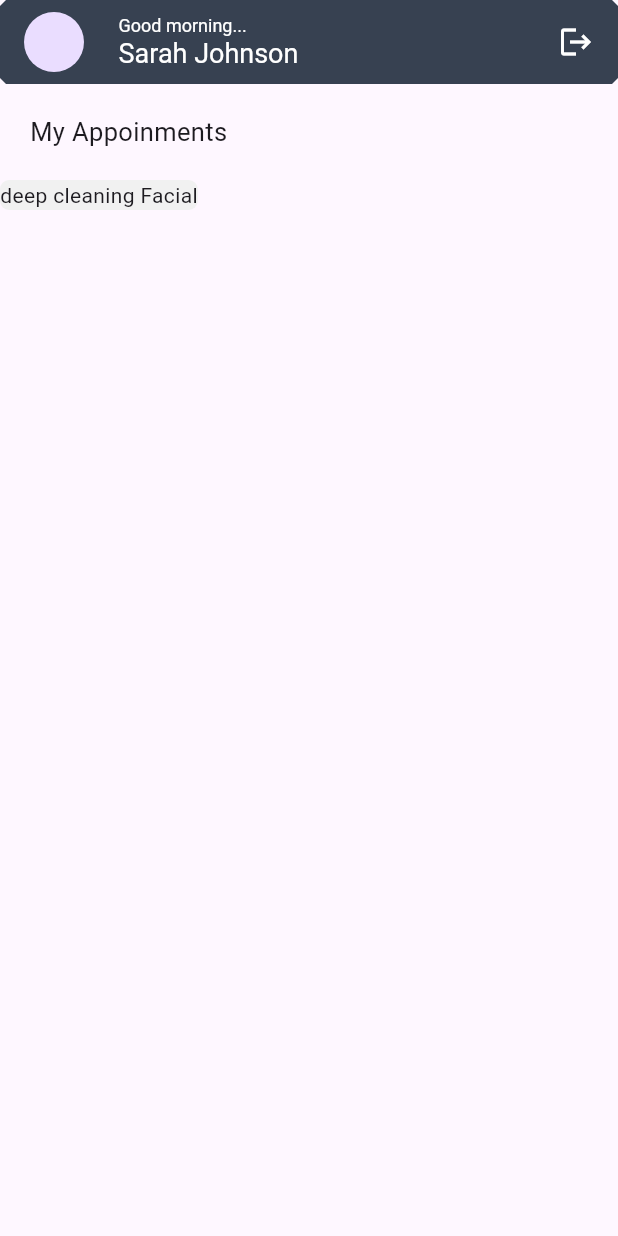
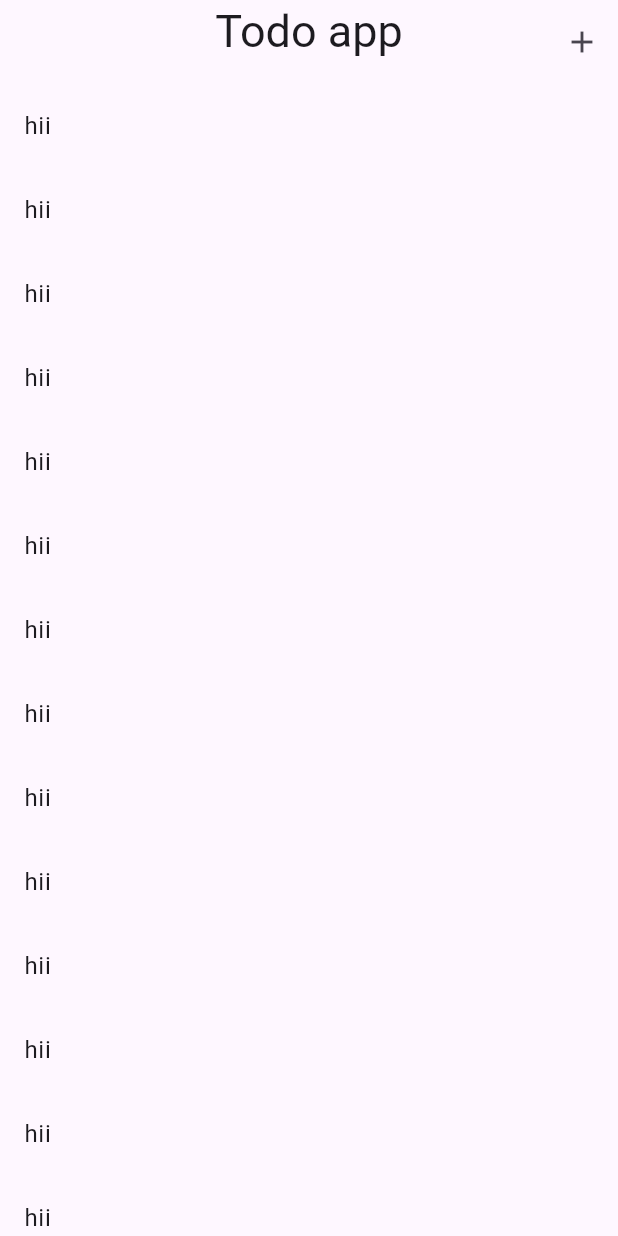
Before and after one commit to alfridik61-cmyk/nova_tech, a Flutter app: the screen it shows after launch, on a phone screen of 412 x 824 dp. Run offline on Flutter 3.47's test engine with Material 3 defaults, Android fonts, the phone set to English and light mode, and no system bars; our stand-ins replace equatable, flutter_bloc, hydrated_bloc.

```diff
--- /dev/null
+++ b/lib/bloc/todo_bloc.dart
@@ -0,0 +1,26 @@
+import 'package:hydrated_bloc/hydrated_bloc.dart';
+import 'package:novox_tech_app/bloc/todo_event.dart';
+import 'package:novox_tech_app/bloc/todo_state.dart';
+import 'package:novox_tech_app/model/todo_model.dart';
+
+class TodoBloc extends HydratedBloc<TodoEvent, TodoState> {
+  TodoBloc() : super(TodoState()) {
+    on<AddTodoEvent>(_addTodo);
+  }
+
+  void _addTodo(AddTodoEvent event, Emitter<TodoState> emit) {
+    emit(state.copyWith(title: event.title, isCompleted: event.isCompleted));
+  }
+
+  @override
+  TodoState? fromJson(Map<String, dynamic> json) {
+    final todos = (json["todo"] as List)
+        .map((e) => TodoModel.fromMap(e))
+        .toList();
+    return TodoState(todo: todos);
+  }
+    @override
+  Map<String, dynamic>? toJson(TodoState state) {
+    return {'todos': state.todo.map((e) => e.toMap()).toList()};
+  }
+}
--- /dev/null
+++ b/lib/bloc/todo_event.dart
@@ -0,0 +1,14 @@
+import 'package:equatable/equatable.dart';
+
+abstract class TodoEvent extends Equatable {
+  @override
+  List<Object?> get props => [];
+}
+
+class AddTodoEvent extends TodoEvent {
+  final String title;
+  final bool isCompleted;
+ AddTodoEvent({required this.isCompleted, required this.title});
+}
+
+class ShowEvent extends TodoEvent{}
--- /dev/null
+++ b/lib/bloc/todo_state.dart
@@ -0,0 +1,28 @@
+import 'package:equatable/equatable.dart';
+import 'package:novox_tech_app/model/todo_model.dart';
+
+class TodoState extends Equatable {
+  final List<TodoModel> todo;
+  final String title;
+  final bool isCompleted;
+  const TodoState({
+    this.todo = const [],
+    this.isCompleted = false,
+    this.title = '',
+  });
+
+  TodoState copyWith({
+    List<TodoModel>? todo,
+    String? title,
+    bool? isCompleted,
+  }) {
+    return TodoState(
+      todo: todo ?? this.todo,
+      isCompleted: isCompleted ?? this.isCompleted,
+      title: title ?? this.title,
+    );
+  }
+
+  @override
+  List<Object?> get props => [todo, isCompleted, title];
+}
--- a/lib/colors/colors.dart
+++ /dev/null
@@ -1,7 +0,0 @@
-import 'package:flutter/material.dart';
-
-class UserColors {
-  static const Color appBarColor = Color(0xff374151);
-  static const Color whiteColor = Color(0xffFFFFFF);
-  static const Color boxColor = Color(0xffF1F1F1);
-}
--- a/lib/home_page.dart
+++ /dev/null
@@ -1,70 +0,0 @@
-import 'package:flutter/material.dart';
-import 'package:novox_tech_app/colors/colors.dart';
-
-class HomePage extends StatelessWidget {
-  const HomePage({super.key});
-
-  @override
-  Widget build(BuildContext context) {
-    return Scaffold(
-      appBar: AppBar(
-        backgroundColor: UserColors.appBarColor,
-        title: Row(
-          mainAxisAlignment: MainAxisAlignment.spaceBetween,
-          children: [
-            CircleAvatar(),
-
-            Padding(
-              padding: EdgeInsetsDirectional.only(end: 150),
-              child: Column(
-                mainAxisAlignment: MainAxisAlignment.start,
-                crossAxisAlignment: CrossAxisAlignment.start,
-                children: [
-                  Text(
-                    "Good morning...",
-                    style: TextStyle(
-                      color: UserColors.whiteColor,
-                      fontSize: 12,
-                    ),
-                  ),
-                  Text(
-                    "Sarah Johnson",
-                    style: TextStyle(
-                      color: UserColors.whiteColor,
-                      fontSize: 18,
-                    ),
-                  ),
-                ],
-              ),
-            ),
-            Icon(Icons.logout, color: UserColors.whiteColor),
-          ],
-        ),
-        shape: BeveledRectangleBorder(
-          borderRadius: BorderRadiusGeometry.circular(4),
-        ),
-      ),
-      body: Column(
-        mainAxisAlignment: MainAxisAlignment.start,
-        crossAxisAlignment: CrossAxisAlignment.start,
-        children: [
-          Padding(
-            padding: EdgeInsetsDirectional.only(top: 20, bottom: 20, start: 20),
-            child: Text("My Appoinments", style: TextStyle(fontSize: 17)),
-          ),
-          Container(
-            decoration: BoxDecoration(
-              borderRadius: BorderRadius.circular(6),
-              color: UserColors.boxColor,
-            ),
-            child: Column(
-              children: [
-                Text("deep cleaning Facial",),
-              ],
-            ),
-          ),
-        ],
-      ),
-    );
-  }
-}
--- /dev/null
+++ b/lib/homepage.dart
@@ -0,0 +1,86 @@
+import 'package:flutter/material.dart';
+import 'package:flutter_bloc/flutter_bloc.dart';
+import 'package:novox_tech_app/bloc/todo_bloc.dart';
+import 'package:novox_tech_app/bloc/todo_event.dart';
+import 'package:novox_tech_app/bloc/todo_state.dart';
+
+class Homepage extends StatefulWidget {
+  const Homepage({super.key});
+
+  @override
+  State<Homepage> createState() => _HomepageState();
+}
+
+class _HomepageState extends State<Homepage> {
+  final TextEditingController titleEditingController = TextEditingController();
+  @override
+  Widget build(BuildContext context) {
+    return Scaffold(
+      body: CustomScrollView(
+        slivers: [
+          SliverAppBar(
+            snap: false,
+            pinned: false,
+            floating: false,
+            actions: [
+              IconButton(
+                onPressed: () {
+                  showDialog(
+                    context: context,
+                    builder: (context) {
+                      return BlocConsumer<TodoBloc, TodoState>(
+                        listener: (context, state) {},
+                        builder: (context, state) {
+                          return AlertDialog(
+                            title: Text("Add Task"),
+                            actions: [
+                              Column(
+                                children: [
+                                  TextField(
+                                    decoration: InputDecoration(
+                                      hintText: "task",
+                                      border: OutlineInputBorder(),
+                                    ),
+                                    controller: titleEditingController,
+                                  ),
+                                  ElevatedButton(
+                                    onPressed: () {
+                                      context.read<TodoBloc>().add(
+                                        AddTodoEvent(
+                                          isCompleted: false,
+                                          title: titleEditingController.text
+                                              .toString()
+                                              .trim(),
+                                        ),
+                                      );
+                                    },
+                                    child: Text("Submit"),
+                                  ),
+                                ],
+                              ),
+                            ],
+                          );
+                        },
+                      );
+                    },
+                  );
+                },
+                icon: Icon(Icons.add),
+              ),
+            ],
+            flexibleSpace: FlexibleSpaceBar(
+              centerTitle: true,
+              title: Text("Todo app", style: TextStyle(fontSize: 30)),
+            ),
+          ),
+
+          SliverList(
+            delegate: SliverChildBuilderDelegate((context, index) {
+              return ListTile(title: Text("hii"));
+            }, childCount: 20),
+          ),
+        ],
+      ),
+    );
+  }
+}
--- a/lib/main.dart
+++ b/lib/main.dart
@@ -1,8 +1,20 @@
 import 'package:flutter/material.dart';
-import 'package:novox_tech_app/home_page.dart';
+import 'package:flutter_bloc/flutter_bloc.dart';
+import 'package:hydrated_bloc/hydrated_bloc.dart';
+import 'package:novox_tech_app/bloc/todo_bloc.dart';
+import 'package:novox_tech_app/homepage.dart';
+import 'package:path_provider/path_provider.dart';
 
-void main() {
-  runApp(MyApp());
+void main() async {
+  WidgetsFlutterBinding.ensureInitialized();
+
+HydratedBloc.storage = await HydratedStorage.build(
+    storageDirectory: HydratedStorageDirectory(
+      (await getApplicationDocumentsDirectory()).path,
+    ),
+  );
+
+  runApp(const MyApp());
 }
 
 class MyApp extends StatelessWidget {
@@ -10,6 +22,9 @@ class MyApp extends StatelessWidget {
 
   @override
   Widget build(BuildContext context) {
-    return MaterialApp(home: HomePage());
+    return BlocProvider(
+      create: (_) => TodoBloc(),
+      child: MaterialApp(home: Homepage()),
+    );
   }
 }
--- /dev/null
+++ b/lib/model/todo_model.dart
@@ -0,0 +1,29 @@
+class TodoModel {
+  final String id;
+  final String title;
+  final bool isCompleted;
+  const TodoModel({
+    required this.id,
+    required this.isCompleted,
+    required this.title,
+  });
+  TodoModel copyWith({bool? isCompleted, String? title}) {
+    return TodoModel(
+      id: id,
+      isCompleted: isCompleted ?? this.isCompleted,
+      title: title ?? this.title,
+    );
+  }
+
+  Map<String, dynamic> toMap() {
+    return {"id": id, "title": title, "isCompleted": isCompleted};
+  }
+
+  factory TodoModel.fromMap(Map<String, dynamic> map) {
+    return TodoModel(
+      id: map["id"],
+      isCompleted: map["isCompleted"],
+      title: map["title"],
+    );
+  }
+}
--- a/pubspec.yaml
+++ b/pubspec.yaml
@@ -34,6 +34,10 @@ dependencies:
   # The following adds the Cupertino Icons font to your application.
   # Use with the CupertinoIcons class for iOS style icons.
   cupertino_icons: ^1.0.8
+  flutter_bloc: ^9.1.1
+  equatable: ^2.0.8
+  path_provider: ^2.1.5
+  hydrated_bloc: ^10.1.1
 
 dev_dependencies:
   flutter_test:
@@ -45,6 +49,7 @@ dev_dependencies:
   # package. See that file for information about deactivating specific lint
   # rules and activating additional ones.
   flutter_lints: ^5.0.0
+
 
 # For information on the generic Dart part of this file, see the
 # following page: https://dart.dev/tools/pub/pubspec
```
Also changed, not shown: lib/my_appoinments.dart (deleted), lib/profile.dart (deleted), pubspec.lock, 24 other files.
